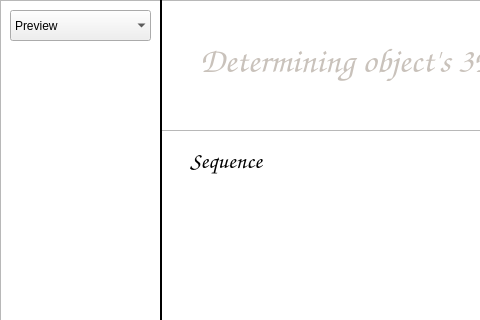
The window that src/mainwindow.ui (SkinnyDipping/3dTrajectory) describes before a commit, drawn with Qt 5; both pictures show x 0 to 480 and y 0 to 320 of the 1200 by 600 pixel window.
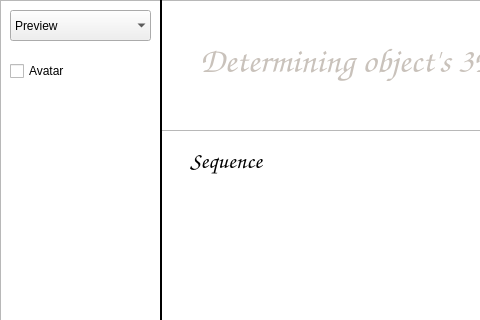
The same window after the commit.

```diff
--- a/src/mainwindow.ui
+++ b/src/mainwindow.ui
@@ -415,6 +415,19 @@
     <string>Determining object's 3D motion trajectory</string>
    </property>
   </widget>
+  <widget class="QCheckBox" name="checkBox">
+   <property name="geometry">
+    <rect>
+     <x>10</x>
+     <y>60</y>
+     <width>97</width>
+     <height>22</height>
+    </rect>
+   </property>
+   <property name="text">
+    <string>Avatar</string>
+   </property>
+  </widget>
   <zorder>widget3</zorder>
   <zorder>widget</zorder>
   <zorder>widget2</zorder>
@@ -430,6 +443,7 @@
   <zorder>label</zorder>
   <zorder>label_2</zorder>
   <zorder>label_3</zorder>
+  <zorder>checkBox</zorder>
  </widget>
  <resources/>
  <connections/>
```
